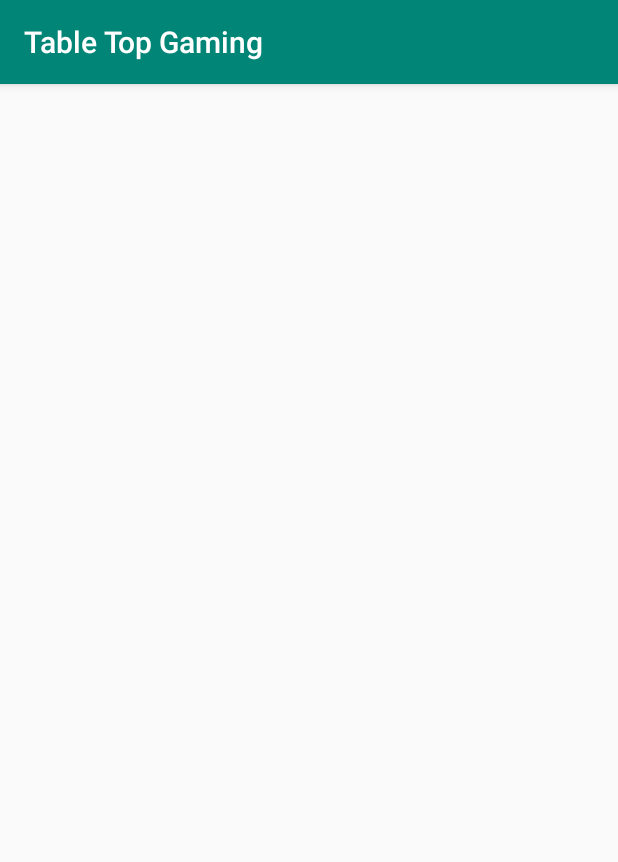
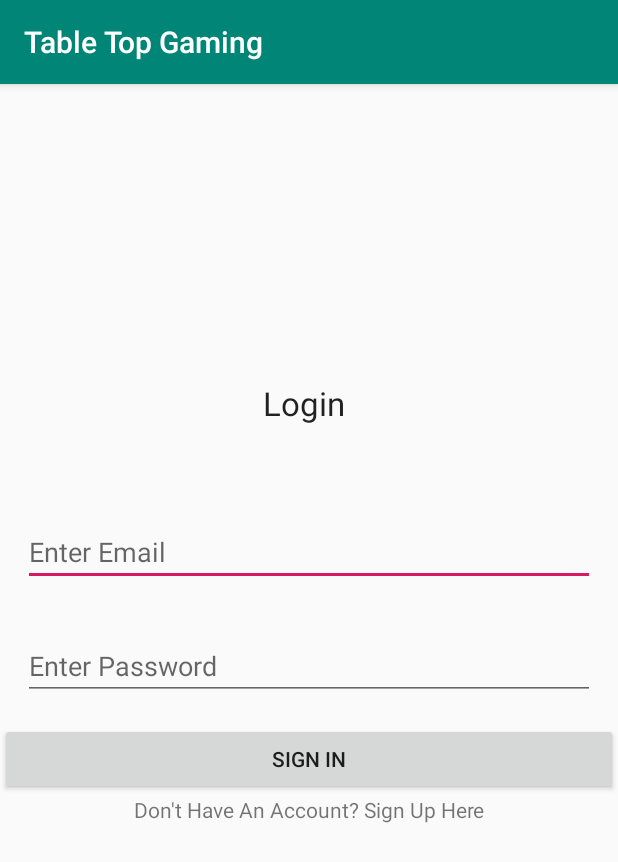
Before and after one commit to KarmaticNeutral/TabletopTools, an Android app: the LoginActivity screen opened directly, with no data from a screen before it, on a phone screen of 412 x 824 dp. Shown: the top 862 px of the screen. Run offline under Robolectric (Android 15) with nearby library versions, the phone set to English and light mode, and no system bars; 2 statements that could not run were skipped.

Commit message:
Copying all the data from the branch to make all these things easier

```diff
--- a/app/src/main/res/layout/activity_login.xml
+++ b/app/src/main/res/layout/activity_login.xml
@@ -1,9 +1,58 @@
 <?xml version="1.0" encoding="utf-8"?>
-<android.support.constraint.ConstraintLayout xmlns:android="http://schemas.android.com/apk/res/android"
+<RelativeLayout xmlns:android="http://schemas.android.com/apk/res/android"
     xmlns:app="http://schemas.android.com/apk/res-auto"
     xmlns:tools="http://schemas.android.com/tools"
     android:layout_width="match_parent"
     android:layout_height="match_parent"
     tools:context=".LoginActivity">
+    <LinearLayout
+        android:layout_centerVertical="true"
+        android:layout_centerHorizontal="true"
+        android:orientation="vertical"
+        android:layout_width="match_parent"
+        android:layout_height="wrap_content">
 
-</android.support.constraint.ConstraintLayout>
+        <EditText
+            android:layout_margin="15dp"
+            android:inputType="textEmailAddress"
+            android:hint="Enter Email"
+            android:id="@+id/editTextEmail"
+            android:layout_width="match_parent"
+            android:layout_height="wrap_content" />
+
+        <EditText
+            android:layout_margin="15dp"
+            android:inputType="textPassword"
+            android:hint="Enter Password"
+            android:id="@+id/editTextPass"
+            android:layout_width="match_parent"
+            android:layout_height="wrap_content" />
+
+        <Button
+            android:id="@+id/buttonSignIn"
+            android:text="Sign In"
+            android:layout_width="match_parent"
+            android:layout_height="wrap_content" />
+
+        <TextView
+            android:textAlignment="center"
+            android:text="Don't Have An Account? Sign Up Here"
+            android:id="@+id/textViewSignUp"
+            android:layout_width="match_parent"
+            android:layout_height="wrap_content" />
+    </LinearLayout>
+
+    <TextView
+        android:id="@+id/textView"
+        android:layout_width="65dp"
+        android:layout_height="wrap_content"
+        android:layout_alignParentStart="true"
+        android:layout_alignParentTop="true"
+        android:layout_alignParentEnd="true"
+        android:layout_marginStart="175dp"
+        android:layout_marginTop="198dp"
+        android:layout_marginEnd="171dp"
+        android:layout_marginBottom="65dp"
+        android:text="Login"
+        android:textAppearance="?android:textAppearanceLarge" />
+</RelativeLayout>
```
